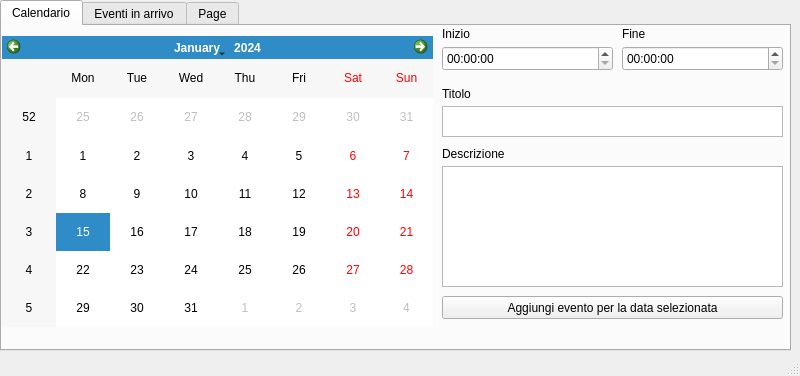
The window that pds_cal.ui (Jockbaia/pds_cal) describes before a commit, drawn with Qt 5.
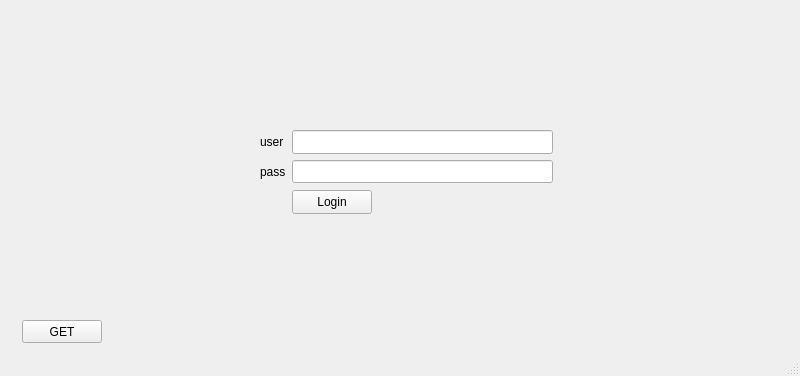
The same window after the commit. The open tabs and pages were chosen to show the change.

Diff of the .ui file:
```diff
--- a/pds_cal.ui
+++ b/pds_cal.ui
@@ -20,210 +20,141 @@
    <string>pds_cal</string>
   </property>
   <widget class="QWidget" name="centralwidget">
-   <widget class="QTabWidget" name="tabWidget">
+   <widget class="QStackedWidget" name="stackedWidget">
     <property name="geometry">
      <rect>
       <x>0</x>
       <y>0</y>
-      <width>791</width>
-      <height>351</height>
+      <width>801</width>
+      <height>361</height>
      </rect>
     </property>
     <property name="currentIndex">
-     <number>2</number>
+     <number>1</number>
     </property>
-    <widget class="QWidget" name="tab">
-     <attribute name="title">
-      <string>Calendario</string>
-     </attribute>
-     <widget class="QCalendarWidget" name="calendarWidget">
+    <widget class="QWidget" name="page">
+     <widget class="QLineEdit" name="password_login">
+      <property name="geometry">
+       <rect>
+        <x>292</x>
+        <y>160</y>
+        <width>261</width>
+        <height>23</height>
+       </rect>
+      </property>
+      <property name="inputMask">
+       <string/>
+      </property>
+      <property name="text">
+       <string/>
+      </property>
+     </widget>
+     <widget class="QPushButton" name="loginButton">
+      <property name="geometry">
+       <rect>
+        <x>292</x>
+        <y>190</y>
+        <width>80</width>
+        <height>24</height>
+       </rect>
+      </property>
+      <property name="text">
+       <string>Login</string>
+      </property>
+     </widget>
+     <widget class="QLabel" name="label_7">
+      <property name="geometry">
+       <rect>
+        <x>260</x>
+        <y>160</y>
+        <width>26</width>
+        <height>23</height>
+       </rect>
+      </property>
+      <property name="text">
+       <string>pass</string>
+      </property>
+     </widget>
+     <widget class="QLineEdit" name="username_login">
+      <property name="enabled">
+       <bool>true</bool>
+      </property>
+      <property name="geometry">
+       <rect>
+        <x>292</x>
+        <y>130</y>
+        <width>261</width>
+        <height>24</height>
+       </rect>
+      </property>
+      <property name="inputMask">
+       <string/>
+      </property>
+      <property name="text">
+       <string/>
+      </property>
+     </widget>
+     <widget class="QPushButton" name="getButton">
+      <property name="geometry">
+       <rect>
+        <x>22</x>
+        <y>320</y>
+        <width>80</width>
+        <height>23</height>
+       </rect>
+      </property>
+      <property name="text">
+       <string>GET</string>
+      </property>
+     </widget>
+     <widget class="QLabel" name="label_6">
+      <property name="geometry">
+       <rect>
+        <x>260</x>
+        <y>130</y>
+        <width>26</width>
+        <height>24</height>
+       </rect>
+      </property>
+      <property name="text">
+       <string>user</string>
+      </property>
+     </widget>
+    </widget>
+    <widget class="QWidget" name="page_2">
+     <widget class="QTabWidget" name="tabWidget">
       <property name="geometry">
        <rect>
         <x>0</x>
-        <y>10</y>
-        <width>431</width>
-        <height>291</height>
-       </rect>
-      </property>
-     </widget>
-     <widget class="QToolButton" name="toolButton">
-      <property name="geometry">
-       <rect>
-        <x>440</x>
-        <y>270</y>
-        <width>341</width>
-        <height>23</height>
-       </rect>
-      </property>
-      <property name="text">
-       <string>Aggiungi evento per la data selezionata</string>
-      </property>
-     </widget>
-     <widget class="QTimeEdit" name="timeEdit">
-      <property name="geometry">
-       <rect>
-        <x>440</x>
-        <y>20</y>
-        <width>171</width>
-        <height>25</height>
-       </rect>
-      </property>
-     </widget>
-     <widget class="QTimeEdit" name="timeEdit_2">
-      <property name="geometry">
-       <rect>
-        <x>620</x>
-        <y>20</y>
-        <width>161</width>
-        <height>25</height>
-       </rect>
-      </property>
-     </widget>
-     <widget class="QLabel" name="label">
-      <property name="geometry">
-       <rect>
-        <x>440</x>
         <y>0</y>
-        <width>49</width>
-        <height>16</height>
+        <width>801</width>
+        <height>381</height>
        </rect>
       </property>
-      <property name="text">
-       <string>Inizio</string>
+      <property name="currentIndex">
+       <number>0</number>
       </property>
-     </widget>
-     <widget class="QLabel" name="label_2">
-      <property name="geometry">
-       <rect>
-        <x>620</x>
-        <y>0</y>
-        <width>49</width>
-        <height>16</height>
-       </rect>
-      </property>
-      <property name="text">
-       <string>Fine</string>
-      </property>
-     </widget>
-     <widget class="QLabel" name="label_3">
-      <property name="geometry">
-       <rect>
-        <x>440</x>
-        <y>60</y>
-        <width>101</width>
-        <height>16</height>
-       </rect>
-      </property>
-      <property name="text">
-       <string>Titolo</string>
-      </property>
-     </widget>
-     <widget class="QTextEdit" name="textEdit">
-      <property name="geometry">
-       <rect>
-        <x>440</x>
-        <y>80</y>
-        <width>341</width>
-        <height>31</height>
-       </rect>
-      </property>
-     </widget>
-     <widget class="QLabel" name="label_4">
-      <property name="geometry">
-       <rect>
-        <x>440</x>
-        <y>120</y>
-        <width>101</width>
-        <height>16</height>
-       </rect>
-      </property>
-      <property name="text">
-       <string>Descrizione</string>
-      </property>
-     </widget>
-     <widget class="QTextEdit" name="textEdit_2">
-      <property name="geometry">
-       <rect>
-        <x>440</x>
-        <y>140</y>
-        <width>341</width>
-        <height>121</height>
-       </rect>
-      </property>
-     </widget>
-    </widget>
-    <widget class="QWidget" name="tab_2">
-     <attribute name="title">
-      <string>Eventi in arrivo</string>
-     </attribute>
-    </widget>
-    <widget class="QWidget" name="tab_3">
-     <attribute name="title">
-      <string>Page</string>
-     </attribute>
-     <layout class="QGridLayout" name="gridLayout">
-      <item row="0" column="3">
-       <widget class="QLineEdit" name="urlLineEdit">
-        <property name="inputMask">
-         <string/>
+      <widget class="QWidget" name="Calendario">
+       <attribute name="title">
+        <string>Calendario</string>
+       </attribute>
+       <widget class="QCalendarWidget" name="calendarWidget">
+        <property name="geometry">
+         <rect>
+          <x>0</x>
+          <y>0</y>
+          <width>411</width>
+          <height>321</height>
+         </rect>
         </property>
-        <property name="text">
-         <string/>
-        </property>
        </widget>
-      </item>
-      <item row="1" column="1">
-       <widget class="QLineEdit" name="password_login">
-        <property name="inputMask">
-         <string/>
-        </property>
-        <property name="text">
-         <string/>
-        </property>
-       </widget>
-      </item>
-      <item row="0" column="0">
-       <widget class="QLabel" name="label_6">
-        <property name="text">
-         <string>user:</string>
-        </property>
-       </widget>
-      </item>
-      <item row="0" column="1">
-       <widget class="QLineEdit" name="username_login">
-        <property name="inputMask">
-         <string/>
-        </property>
-        <property name="text">
-         <string/>
-        </property>
-       </widget>
-      </item>
-      <item row="0" column="2">
-       <widget class="QLabel" name="label_5">
-        <property name="text">
-         <string>url:</string>
-        </property>
-       </widget>
-      </item>
-      <item row="1" column="0">
-       <widget class="QLabel" name="label_7">
-        <property name="text">
-         <string>pass:</string>
-        </property>
-       </widget>
-      </item>
-      <item row="1" column="3">
-       <widget class="QPushButton" name="getButton">
-        <property name="text">
-         <string>GET</string>
-        </property>
-       </widget>
-      </item>
-      <item row="2" column="1" colspan="3">
-       <widget class="QPlainTextEdit" name="plainTextEdit"/>
-      </item>
-     </layout>
+      </widget>
+      <widget class="QWidget" name="Inserisci">
+       <attribute name="title">
+        <string>Nuovo evento</string>
+       </attribute>
+      </widget>
+     </widget>
     </widget>
    </widget>
   </widget>
```
